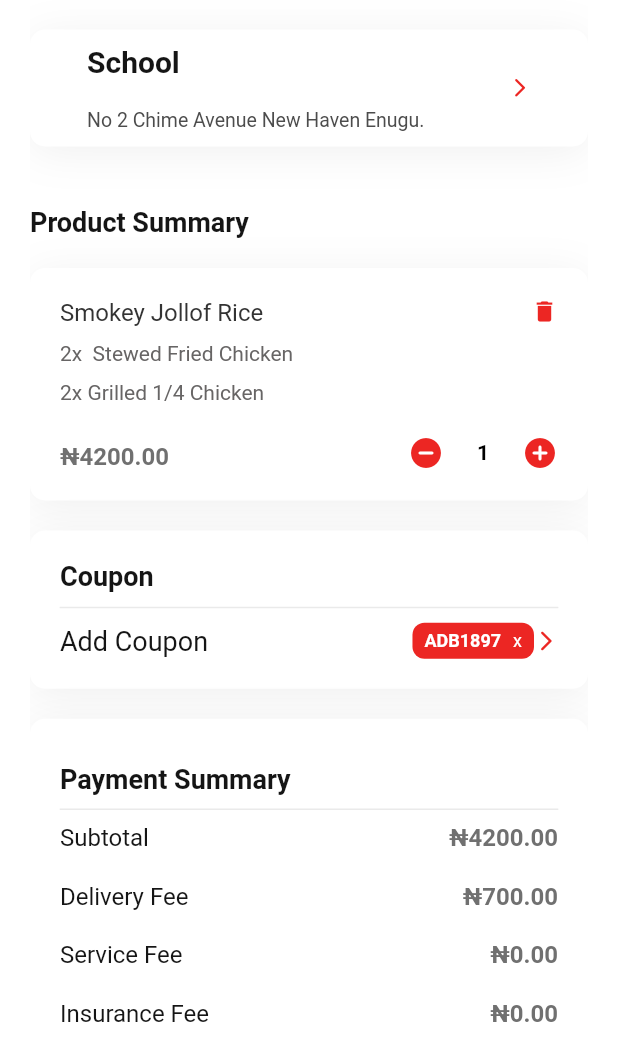
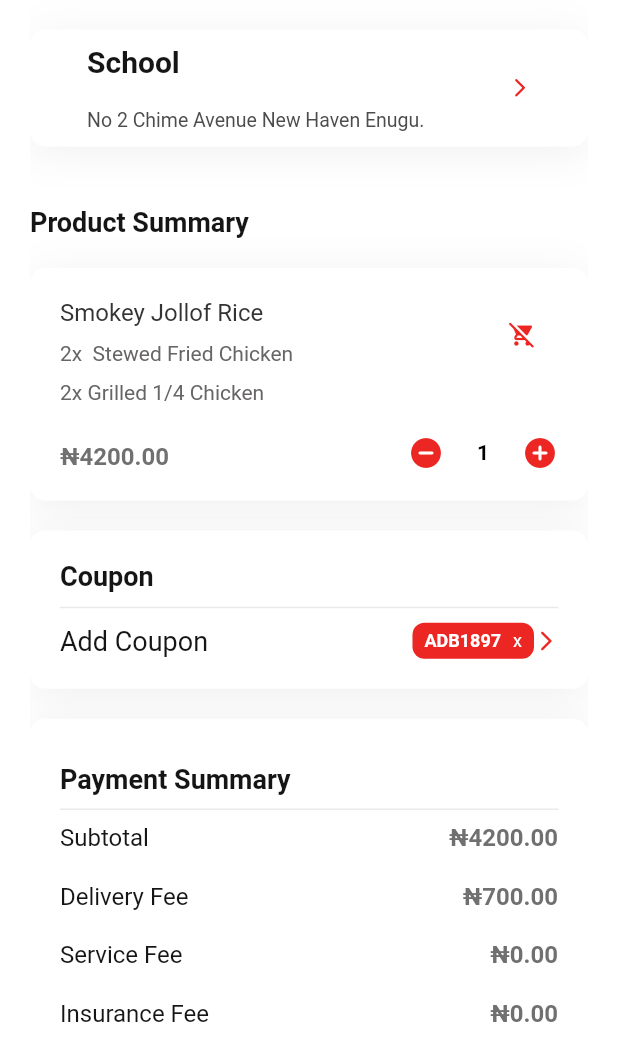
Before and after one commit to bomach-group-company/benji_user, a Flutter app: the Home screen opened directly, scrolled down 576 dp, after a tap on the "shopping cart" icon, on a phone screen of 412 x 824 dp, the part 182-1236 px from its top. Run offline on Flutter 3.47's test engine with Material 2 defaults, Android fonts, the phone set to English and light mode, and no system bars; our stand-ins replace csc_picker, flutter_pw_validator, flutter_spinkit, google_fonts, google_maps_flutter, hexcolor and 2 more; Roboto replaces fonts that are missing (Sen); project files that could hold a hidden picture were left out.

Commit message:
refactored code

```diff
--- a/lib/app/cart/cart.dart
+++ b/lib/app/cart/cart.dart
@@ -332,10 +332,10 @@ class _CartState extends State<Cart> {
                               ),
                             ],
                           ),
-                          InkWell(
-                            onTap: () {},
-                            child: Icon(
-                              Icons.delete,
+                          IconButton(
+                            onPressed: () {},
+                            icon: Icon(
+                              Icons.remove_shopping_cart_rounded,
                               color: kAccentColor,
                               size: 18,
                             ),
--- a/lib/app/home/home.dart
+++ b/lib/app/home/home.dart
@@ -198,7 +198,6 @@ class _HomeState extends State<Home> {
               ),
             );
           },
-          toInvitesPage: () {},
           logOut: () {
             Navigator.of(context).push(
               MaterialPageRoute(
@@ -236,6 +235,8 @@ class _HomeState extends State<Home> {
             ],
           ),
           actions: [
+            Stack(
+              children: [
                 IconButton(
                   onPressed: () {
                     Navigator.of(context).push(
@@ -249,6 +250,32 @@ class _HomeState extends State<Home> {
                     Icons.shopping_cart_outlined,
                     color: kAccentColor,
                   ),
+                ),
+                Positioned(
+                  top: 2,
+                  right: 10,
+                  child: Container(
+                    height: 20,
+                    width: 20,
+                    decoration: ShapeDecoration(
+                      color: kAccentColor,
+                      shape: RoundedRectangleBorder(
+                        borderRadius: BorderRadius.circular(100),
+                      ),
+                    ),
+                    child: Center(
+                      child: Text(
+                        "9+",
+                        textAlign: TextAlign.center,
+                        style: TextStyle(
+                          fontSize: 9,
+                          fontWeight: FontWeight.w400,
+                        ),
+                      ),
+                    ),
+                  ),
+                )
+              ],
             ),
           ],
         ),
@@ -273,13 +300,13 @@ class _HomeState extends State<Home> {
                     );
                   },
                 ),
-                kSizedBox,
+                kHalfSizedBox,
                 CategoryButtonSection(
                   category: _categoryButton,
                   categorybgColor: _categoryButtonBgColor,
                   categoryFontColor: _categoryButtonFontColor,
                 ),
-                kHalfSizedBox,
+                SizedBox(height: 8),
                 Flexible(
                   fit: FlexFit.loose,
                   child: ListView(
--- a/lib/app/profile/edit profile.dart
+++ b/lib/app/profile/edit profile.dart
@@ -462,10 +462,11 @@ class _EditProfileState extends State<EditProfile> {
                     kHalfSizedBox,
                     MyMessageTextFormField(
                       controller: bioEC,
-                      textInputAction: TextInputAction.done,
+                      textInputAction: TextInputAction.newline,
                       focusNode: messageFN,
                       hintText: "Enter your bio",
                       maxLines: 5,
+                      keyboardType: TextInputType.multiline,
                       validator: (value) {
                         if (value == null || value!.isEmpty) {
                           messageFN.requestFocus();
--- a/lib/reusable widgets/message textformfield.dart
+++ b/lib/reusable widgets/message textformfield.dart
@@ -10,6 +10,7 @@ class MyMessageTextFormField extends StatelessWidget {
   final TextInputAction textInputAction;
   final FocusNode focusNode;
   final int maxLines;
+  final TextInputType keyboardType;
 
   const MyMessageTextFormField({
     super.key,
@@ -20,6 +21,7 @@ class MyMessageTextFormField extends StatelessWidget {
     required this.focusNode,
     required this.hintText,
     required this.maxLines,
+    required this.keyboardType,
   });
 
   @override
@@ -34,7 +36,7 @@ class MyMessageTextFormField extends StatelessWidget {
       autocorrect: true,
       maxLines: maxLines,
       enableSuggestions: true,
-      keyboardType: TextInputType.text,
+      keyboardType: keyboardType,
       scrollPhysics: BouncingScrollPhysics(),
       textCapitalization: TextCapitalization.sentences,
       style: TextStyle(
--- a/lib/reusable widgets/my elevatedbutton.dart
+++ b/lib/reusable widgets/my elevatedbutton.dart
@@ -20,7 +20,7 @@ class MyElevatedButton extends StatelessWidget {
         backgroundColor: kAccentColor,
         elevation: 20.0,
         shape: RoundedRectangleBorder(
-          borderRadius: BorderRadius.circular(20),
+          borderRadius: BorderRadius.circular(10),
         ),
         shadowColor: kBlackColor.withOpacity(0.4),
         minimumSize: Size(MediaQuery.of(context).size.width, 60),
```
Also changed, not shown: lib/app/food/food detail screen.dart (+4 -6 lines). Lines whose indentation alone changed are shown as unchanged.
